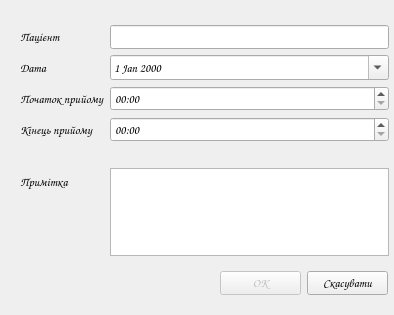
moz6go/NesterDentalClinic, file addeventdialog.ui: the form before one commit.
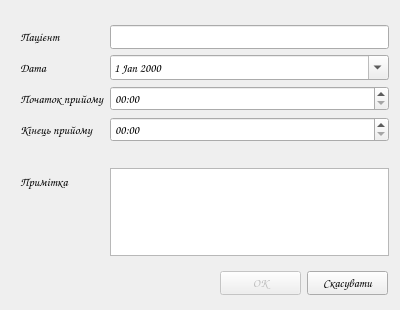
The form after the commit. Icons and pictures are not drawn.

What changed in the file:
```diff
--- a/addeventdialog.ui
+++ b/addeventdialog.ui
@@ -9,10 +9,22 @@
    <rect>
     <x>0</x>
     <y>0</y>
-    <width>394</width>
-    <height>315</height>
+    <width>400</width>
+    <height>310</height>
    </rect>
   </property>
+  <property name="minimumSize">
+   <size>
+    <width>400</width>
+    <height>310</height>
+   </size>
+  </property>
+  <property name="maximumSize">
+   <size>
+    <width>400</width>
+    <height>310</height>
+   </size>
+  </property>
   <property name="font">
    <font>
     <family>Comic Sans MS</family>
```
